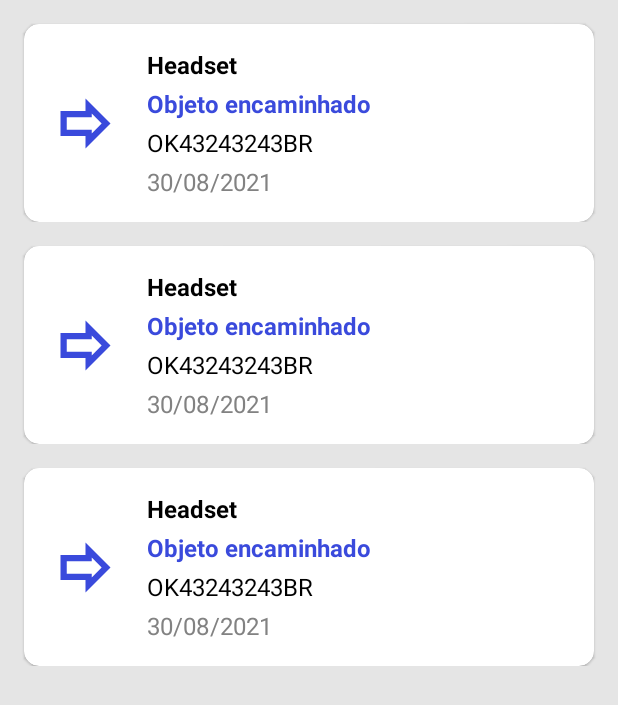
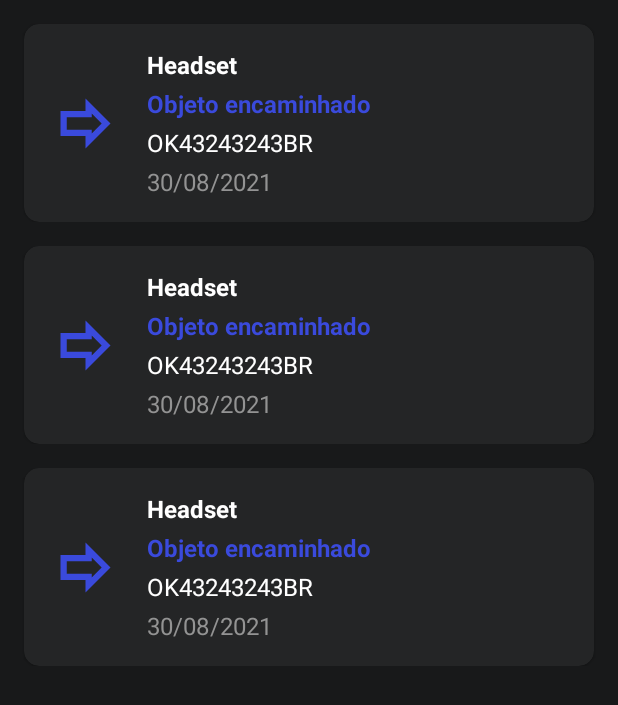
Before and after one commit to dvd-castro/MeuRastreio, an Android app: the layout fragment_list_template.xml on its own in the app's theme, with its tools: preview values and no code run, on a phone screen of 412 x 824 dp. Shown: the top 705 px of the screen. Run offline under Robolectric (Android 15) with nearby library versions, the phone set to English and light mode, and no system bars.

Commit message:
Atualizando o tema para dark

```diff
--- a/app/src/main/java/br/com/davidcastro/meurastreio/view/fragments/DetalhesFragment.kt
+++ b/app/src/main/java/br/com/davidcastro/meurastreio/view/fragments/DetalhesFragment.kt
@@ -177,7 +177,7 @@ class DetalhesFragment : BottomSheetDialogFragment(), OnMapReadyCallback {
     private fun whenDeleteIsComplete(isDeleted: Boolean){
         if(isDeleted){
             dismiss()
-        }else{
+        }else {
             //TODO mensagem de erro
         }
     }
--- a/app/src/main/res/layout/dialog_adicionar_codigo.xml
+++ b/app/src/main/res/layout/dialog_adicionar_codigo.xml
@@ -3,7 +3,7 @@
     android:orientation="vertical"
     android:layout_width="wrap_content"
     android:layout_height="wrap_content"
-    android:paddingVertical="@dimen/spacing_16"
+    android:background="@color/secondary_dark_gray_background"
     android:paddingHorizontal="@dimen/spacing_16">
 
     <EditText
@@ -12,6 +12,8 @@
         android:layout_width="match_parent"
         android:layout_height="wrap_content"
         android:paddingBottom="@dimen/spacing_16"
+        android:textColor="@color/white"
+        android:textColorHint="@color/gray"
         android:hint="@string/hint_nome" />
 
     <EditText
@@ -20,6 +22,8 @@
         android:layout_marginTop="@dimen/spacing_8"
         android:layout_width="match_parent"
         android:layout_height="wrap_content"
+        android:textColor="@color/white"
+        android:textColorHint="@color/gray"
         android:paddingBottom="@dimen/spacing_16"
         android:hint="@string/hint_codigo" />
 </LinearLayout>
--- a/app/src/main/res/layout/fragment_list_template.xml
+++ b/app/src/main/res/layout/fragment_list_template.xml
@@ -3,7 +3,7 @@
     xmlns:tools="http://schemas.android.com/tools"
     android:layout_width="match_parent"
     android:layout_height="match_parent"
-    android:background="@color/gray_background"
+    android:background="@color/primary_dark_gray_background"
     tools:context=".view.fragments.ConcluidosFragment">
 
     <androidx.swiperefreshlayout.widget.SwipeRefreshLayout
--- a/app/src/main/res/layout/list_item_detalhes.xml
+++ b/app/src/main/res/layout/list_item_detalhes.xml
@@ -18,13 +18,15 @@
         android:id="@+id/container"
         android:layout_width="match_parent"
         android:layout_height="wrap_content"
+        android:backgroundTint="@color/secondary_dark_gray_background"
         app:cardCornerRadius="0dp"
         android:background="@color/white">
 
         <androidx.constraintlayout.widget.ConstraintLayout
             android:layout_width="match_parent"
             android:layout_height="match_parent"
-            android:padding="@dimen/spacing_16">
+            android:paddingHorizontal="@dimen/spacing_16"
+            android:paddingVertical="@dimen/spacing_8">
 
             <ImageButton
                 android:id="@+id/imageView"
--- a/app/src/main/res/layout/list_item_rastreio.xml
+++ b/app/src/main/res/layout/list_item_rastreio.xml
@@ -21,7 +21,7 @@
         app:cardCornerRadius="@dimen/radius_10"
         android:layout_marginTop="@dimen/spacing_16"
         android:layout_marginHorizontal="@dimen/spacing_16"
-        android:background="@color/white">
+        android:backgroundTint="@color/secondary_dark_gray_background">
 
         <androidx.constraintlayout.widget.ConstraintLayout
             android:layout_width="match_parent"
@@ -45,7 +45,7 @@
                 android:layout_height="wrap_content"
                 android:layout_marginStart="@dimen/spacing_16"
                 android:textStyle="bold"
-                android:textColor="@color/black"
+                android:textColor="@color/white"
                 android:textSize="@dimen/subtitle_1"
                 android:text="@{model.nome}"
                 app:layout_constraintStart_toEndOf="@+id/imageView"
@@ -73,7 +73,7 @@
                 android:layout_width="wrap_content"
                 android:layout_height="wrap_content"
                 android:layout_marginStart="@dimen/spacing_16"
-                android:textColor="@color/black"
+                android:textColor="@color/white"
                 android:textSize="@dimen/subtitle_1"
                 android:layout_marginTop="@dimen/spacing_4"
                 android:text="@{model.codigo}"
--- a/app/src/main/res/values-night/themes.xml
+++ b/app/src/main/res/values-night/themes.xml
@@ -1,16 +1,17 @@
 <resources xmlns:tools="http://schemas.android.com/tools">
     <!-- Base application theme. -->
-    <style name="Theme.MeuRastreio" parent="Theme.MaterialComponents.DayNight.DarkActionBar">
+    <style name="Theme.MeuRastreio" parent="Theme.MaterialComponents.DayNight.NoActionBar">
         <!-- Primary brand color. -->
-        <item name="colorPrimary">@color/purple_200</item>
-        <item name="colorPrimaryVariant">@color/purple_700</item>
-        <item name="colorOnPrimary">@color/black</item>
+        <item name="colorPrimary">@color/primary_dark_gray_background</item>
+        <item name="colorPrimaryVariant">@color/dark_gray</item>
+        <item name="colorOnPrimary">@color/white</item>
         <!-- Secondary brand color. -->
-        <item name="colorSecondary">@color/teal_200</item>
-        <item name="colorSecondaryVariant">@color/teal_200</item>
-        <item name="colorOnSecondary">@color/black</item>
+        <item name="colorSecondary">@color/secondary_dark_gray_background</item>
+        <item name="colorSecondaryVariant">@color/dark_gray</item>
+        <item name="colorOnSecondary">@color/white</item>
         <!-- Status bar color. -->
-        <item name="android:statusBarColor" tools:targetApi="l">?attr/colorPrimaryVariant</item>
+        <item name="android:statusBarColor" tools:targetApi="l">@color/primary_dark_gray_background</item>
         <!-- Customize your theme here. -->
+        <item name="bottomSheetDialogTheme">@style/CustomBottomSheetDialog</item>
     </style>
 </resources>
--- a/app/src/main/res/values/colors.xml
+++ b/app/src/main/res/values/colors.xml
@@ -1,15 +1,12 @@
 <?xml version="1.0" encoding="utf-8"?>
 <resources>
-    <color name="purple_200">#FFBB86FC</color>
-    <color name="purple_500">#FF6200EE</color>
-    <color name="purple_700">#FF3700B3</color>
-    <color name="teal_200">#FF03DAC5</color>
-    <color name="teal_700">#FF018786</color>
     <color name="black">#FF000000</color>
     <color name="white">#FFFFFFFF</color>
-    <color name="gray_background">#E5E5E5</color>
+    <color name="primary_dark_gray_background">#18191A</color>
+    <color name="secondary_dark_gray_background">#242526</color>
+    <color name="blue_link">#216EF3</color>
     <color name="dark_gray">#5C5C5C</color>
-    <color name="gray">#828282</color>
+    <color name="gray">#939393</color>
     <color name="blue">#3A4ADC</color>
     <color name="red">#F34545</color>
     <color name="orange">#FFA800</color>
--- a/app/src/main/res/values/strings.xml
+++ b/app/src/main/res/values/strings.xml
@@ -39,5 +39,6 @@
     <string name="title_atencao">Atenção!</string>
 
     <string name="message_deseja_excluir_o_item">Deseja excluir o item?</string>
+    <string name="message_acessar_importacoes"><![CDATA[<span class="minhasImportacoes">Acesse o ambiente: <a href="https://apps.correios.com.br/portalimportador/pages/pesquisarRemessaImportador/pesquisarRemessaImportador.jsf" target="_blank">Minhas Importações</a></span>]]></string>
 
 </resources>
--- a/app/src/main/res/values/styles.xml
+++ b/app/src/main/res/values/styles.xml
@@ -6,6 +6,7 @@
 
     <style name="CustomBottomSheet" parent="Widget.MaterialComponents.BottomSheet">
         <item name="shapeAppearanceOverlay">@style/CustomShapeAppearanceBottomSheetDialog</item>
+        <item name="android:backgroundTint">@color/secondary_dark_gray_background</item>
     </style>
 
     <style name="CustomShapeAppearanceBottomSheetDialog" parent="">
@@ -15,6 +16,4 @@
         <item name="cornerSizeBottomRight">0dp</item>
         <item name="cornerSizeBottomLeft">0dp</item>
     </style>
-
-
 </resources>
--- a/app/src/main/res/values/themes.xml
+++ b/app/src/main/res/values/themes.xml
@@ -1,16 +1,16 @@
 <resources xmlns:tools="http://schemas.android.com/tools">
     <!-- Base application theme. -->
-    <style name="Theme.MeuRastreio" parent="Theme.MaterialComponents.DayNight.DarkActionBar">
+    <style name="Theme.MeuRastreio" parent="Theme.MaterialComponents.DayNight.NoActionBar">
         <!-- Primary brand color. -->
-        <item name="colorPrimary">@color/black</item>
+        <item name="colorPrimary">@color/primary_dark_gray_background</item>
         <item name="colorPrimaryVariant">@color/dark_gray</item>
         <item name="colorOnPrimary">@color/white</item>
         <!-- Secondary brand color. -->
-        <item name="colorSecondary">@color/teal_200</item>
-        <item name="colorSecondaryVariant">@color/teal_700</item>
-        <item name="colorOnSecondary">@color/black</item>
+        <item name="colorSecondary">@color/blue_link</item>
+        <item name="colorSecondaryVariant">@color/dark_gray</item>
+        <item name="colorOnSecondary">@color/white</item>
         <!-- Status bar color. -->
-        <item name="android:statusBarColor" tools:targetApi="l">?attr/colorPrimaryVariant</item>
+        <item name="android:statusBarColor" tools:targetApi="l">@color/primary_dark_gray_background</item>
         <!-- Customize your theme here. -->
         <item name="bottomSheetDialogTheme">@style/CustomBottomSheetDialog</item>
     </style>
```
Also changed, not shown: app/src/main/java/br/com/davidcastro/meurastreio/view/adapters/DetalhesViewHolder.kt (+10 -1 lines), app/src/main/res/layout/activity_main.xml (+6 -3 lines), app/src/main/res/layout/fragment_detalhes.xml (+4 -4 lines).
